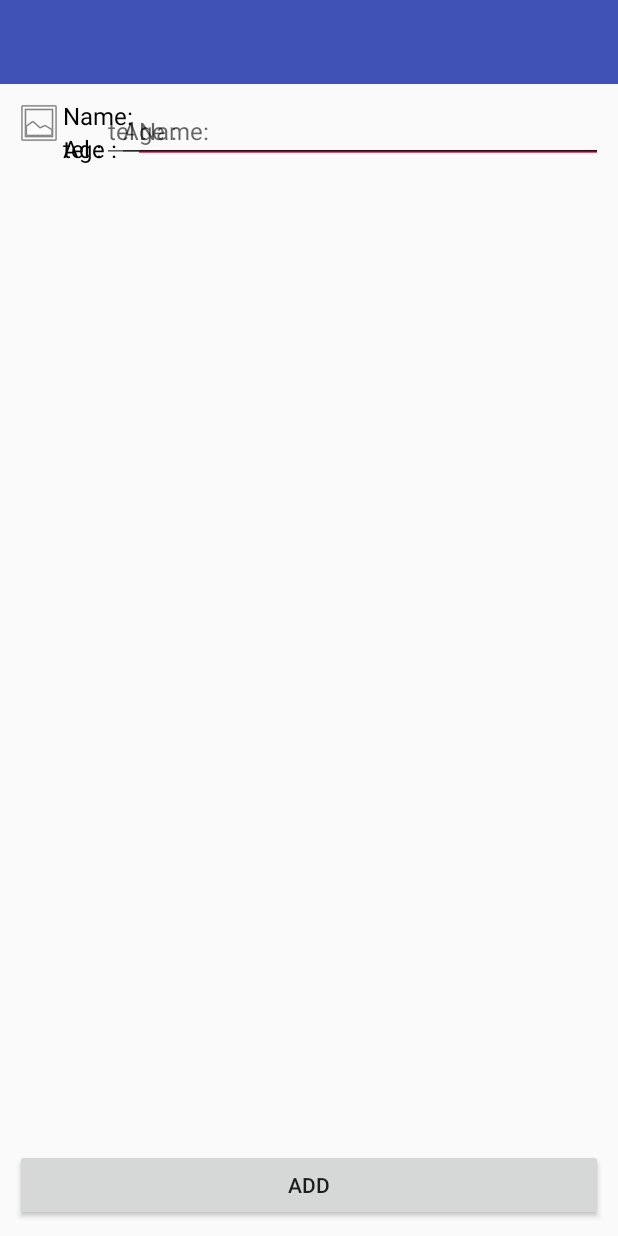
After one commit to ysera34/kotlin-tutorials, an Android app: the UserSaveActivity screen opened directly, with no data from a screen before it, on a phone screen of 412 x 824 dp. The commit adds this screen. Run offline under Robolectric (Android 15) with nearby library versions, the light colour scheme and no system bars; libraries missing offline, so code that uses them is left out: org.jetbrains.anko.

```diff
--- a/black/chapter04/RegisterUsers/app/src/main/AndroidManifest.xml
+++ b/black/chapter04/RegisterUsers/app/src/main/AndroidManifest.xml
@@ -1,6 +1,8 @@
 <?xml version="1.0" encoding="utf-8"?>
 <manifest xmlns:android="http://schemas.android.com/apk/res/android"
           package="org.inframincer.registerusers">
+
+    <uses-permission android:name="android.permission.WRITE_EXTERNAL_STORAGE"/>
 
     <application
         android:allowBackup="true"
@@ -16,6 +18,7 @@
                 <category android:name="android.intent.category.LAUNCHER"/>
             </intent-filter>
         </activity>
+        <activity android:name=".UserSaveActivity"/>
     </application>
 
 </manifest>
--- /dev/null
+++ b/black/chapter04/RegisterUsers/app/src/main/res/layout/activity_user_save.xml
@@ -0,0 +1,108 @@
+<?xml version="1.0" encoding="utf-8"?>
+<LinearLayout
+    xmlns:android="http://schemas.android.com/apk/res/android"
+    xmlns:tools="http://schemas.android.com/tools"
+    android:layout_width="match_parent"
+    android:layout_height="match_parent"
+    android:orientation="vertical">
+
+    <android.support.v7.widget.Toolbar
+        android:id="@+id/toolbar"
+        android:layout_width="match_parent"
+        android:layout_height="wrap_content"
+        android:minHeight="?attr/actionBarSize"
+        android:background="?attr/colorPrimary">
+
+    </android.support.v7.widget.Toolbar>
+
+    <RelativeLayout
+        android:layout_width="match_parent"
+        android:layout_height="match_parent"
+        android:padding="10dp">
+
+        <ImageView
+            android:id="@+id/select_image_view"
+            android:layout_width="wrap_content"
+            android:layout_height="wrap_content"
+            tools:layout_width="48dp"
+            tools:layout_height="48dp"
+            android:clickable="true"
+            android:focusable="true"
+            android:background="@android:drawable/ic_menu_gallery"
+            android:onClick="onClickImage"/>
+
+        <RelativeLayout
+            android:id="@+id/frame_info_layout"
+            android:layout_width="match_parent"
+            android:layout_height="wrap_content"
+            android:layout_toEndOf="@+id/select_image_view">
+
+            <TextView
+                android:id="@+id/name_text_view"
+                android:layout_width="wrap_content"
+                android:layout_height="wrap_content"
+                android:text="@string/save_name_text"
+                android:textColor="@android:color/black"
+                android:textSize="16sp"/>
+
+            <EditText
+                android:id="@+id/name_edit_text"
+                android:layout_width="match_parent"
+                android:layout_height="wrap_content"
+                android:layout_toEndOf="@+id/name_text_view"
+                android:hint="@string/save_name_text"
+                android:inputType="text"
+                android:textSize="16sp"
+                android:textColor="@android:color/black"/>
+
+            <TextView
+                android:id="@+id/age_text_view"
+                android:layout_width="wrap_content"
+                android:layout_height="wrap_content"
+                android:layout_below="@+id/name_text_view"
+                android:text="@string/save_age_text"
+                android:textColor="@android:color/black"
+                android:textSize="16sp"/>
+
+            <EditText
+                android:id="@+id/age_edit_text"
+                android:layout_width="match_parent"
+                android:layout_height="wrap_content"
+                android:layout_toEndOf="@+id/age_text_view"
+                android:hint="@string/save_age_text"
+                android:inputType="number"
+                android:textSize="16sp"
+                android:textColor="@android:color/black"/>
+
+            <TextView
+                android:id="@+id/tel_number_text_view"
+                android:layout_width="wrap_content"
+                android:layout_height="wrap_content"
+                android:layout_below="@+id/name_text_view"
+                android:text="@string/save_tel_number_text"
+                android:textColor="@android:color/black"
+                android:textSize="16sp"/>
+
+            <EditText
+                android:id="@+id/tel_number_edit_text"
+                android:layout_width="match_parent"
+                android:layout_height="wrap_content"
+                android:layout_toEndOf="@+id/tel_number_text_view"
+                android:hint="@string/save_tel_number_text"
+                android:inputType="number"
+                android:textSize="16sp"
+                android:textColor="@android:color/black"/>
+
+        </RelativeLayout>
+
+        <Button
+            android:id="@+id/add_button"
+            android:layout_width="match_parent"
+            android:layout_height="wrap_content"
+            android:layout_alignParentBottom="true"
+            android:text="@string/save_button_text"
+            android:onClick="onClickSaveUser"/>
+
+    </RelativeLayout>
+
+</LinearLayout>
--- a/black/chapter04/RegisterUsers/app/src/main/res/values/strings.xml
+++ b/black/chapter04/RegisterUsers/app/src/main/res/values/strings.xml
@@ -1,3 +1,7 @@
 <resources>
     <string name="app_name">RegisterUsers</string>
+    <string name="save_name_text">Name:</string>
+    <string name="save_age_text">Age :</string>
+    <string name="save_tel_number_text">tel :</string>
+    <string name="save_button_text">add</string>
 </resources>
```
Also changed, not shown: black/chapter04/RegisterUsers/app/src/main/java/org/inframincer/registerusers/UserSaveActivity.kt (added, +128 -0 lines).
